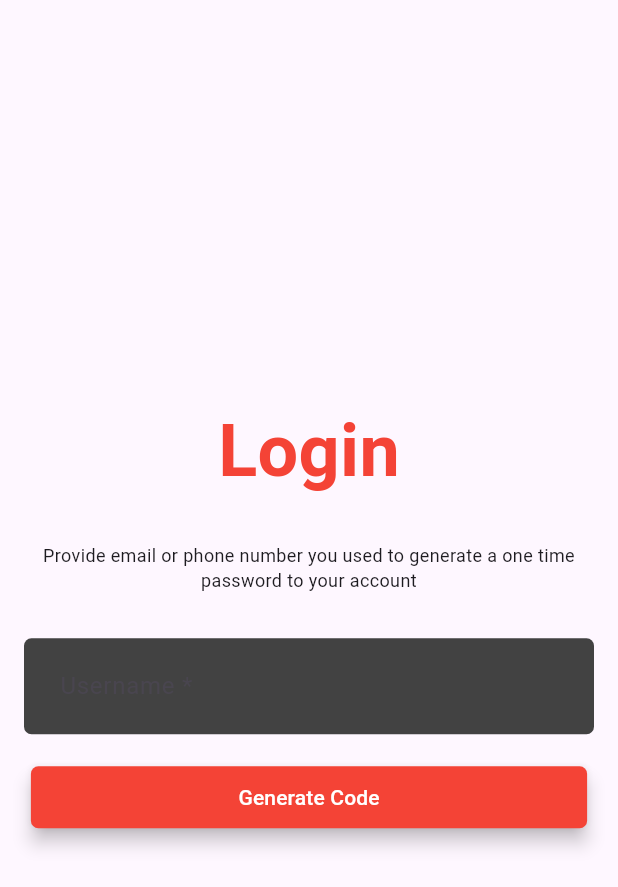
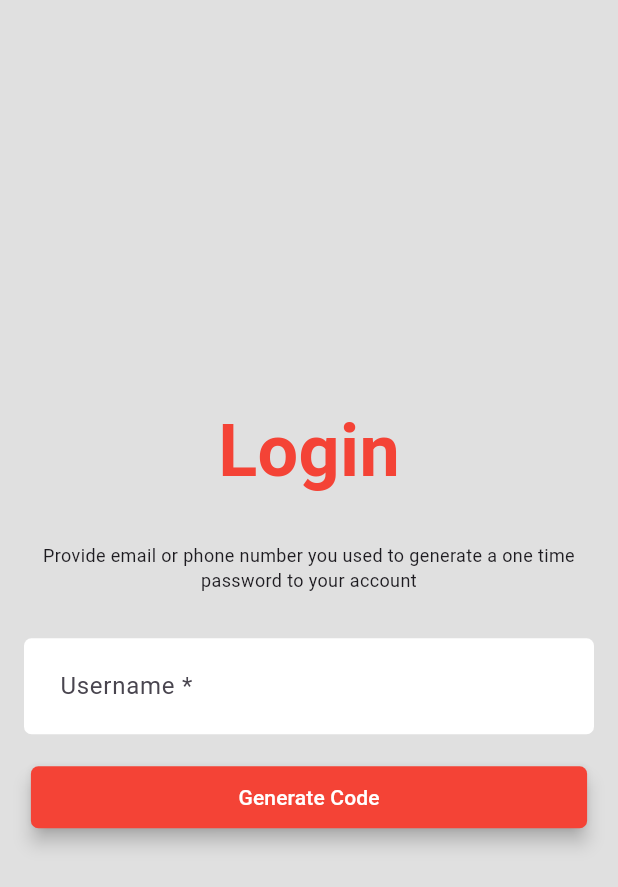
Before and after one commit to Regis-Ntwari/blisso_mobile, a Flutter app: the LoginScreen screen opened directly, on a phone screen of 412 x 824 dp. Shown: the top 887 px of the screen. Run offline on Flutter 3.47's test engine with Material 3 defaults, Android fonts, the phone set to English and light mode, and no system bars; our stand-ins replace flutter_riverpod, local_auth, routemaster, shared_preferences; missing offline and left inert: local_auth_android, local_auth_darwin; accounts and stored records are empty; network calls fail.

```diff
--- a/lib/components/text_input_component.dart
+++ b/lib/components/text_input_component.dart
@@ -1,3 +1,4 @@
+import 'package:blisso_mobile/utils/global_colors.dart';
 import 'package:flutter/material.dart';
 
 class TextInputComponent extends StatelessWidget {
@@ -14,6 +15,7 @@ class TextInputComponent extends StatelessWidget {
 
   @override
   Widget build(BuildContext context) {
+    final bool isThemeBright = Theme.of(context).brightness == Brightness.light;
     return Padding(
       padding:
           const EdgeInsets.only(top: 10.0, bottom: 10.0, left: 6, right: 6),
@@ -21,7 +23,8 @@ class TextInputComponent extends StatelessWidget {
           controller: controller,
           decoration: InputDecoration(
               filled: true,
-              fillColor: Colors.grey[800],
+              fillColor:
+                  isThemeBright ? GlobalColors.whiteColor : Colors.grey[800],
               contentPadding:
                   const EdgeInsets.symmetric(vertical: 20, horizontal: 20),
               border: InputBorder.none,
--- a/lib/screens/auth/login_screen.dart
+++ b/lib/screens/auth/login_screen.dart
@@ -1,5 +1,6 @@
 import 'package:blisso_mobile/components/button_component.dart';
 import 'package:blisso_mobile/components/text_input_component.dart';
+import 'package:blisso_mobile/utils/global_colors.dart';
 import 'package:flutter/material.dart';
 import 'package:routemaster/routemaster.dart';
 
@@ -18,8 +19,11 @@ class _LoginScreenState extends State<LoginScreen> {
   @override
   Widget build(BuildContext context) {
     TextScaler scaler = MediaQuery.textScalerOf(context);
+
+    final bool isLightTheme = Theme.of(context).brightness == Brightness.light;
     return SafeArea(
         child: Scaffold(
+      backgroundColor: isLightTheme ? GlobalColors.lightBackgroundColor : null,
       body: Column(
         mainAxisAlignment: MainAxisAlignment.center,
         children: [
--- a/lib/utils/global_colors.dart
+++ b/lib/utils/global_colors.dart
@@ -4,4 +4,5 @@ class GlobalColors {
   static const Color primaryColor = Color(0xFF7C0A02);
   static Color secondaryColor = Colors.grey[700]!;
   static Color whiteColor = Colors.white;
+  static Color lightBackgroundColor = Colors.grey[300]!;
 }
```
Also changed, not shown: lib/screens/auth/home_screen.dart (+61 -20 lines), 2 other files.
